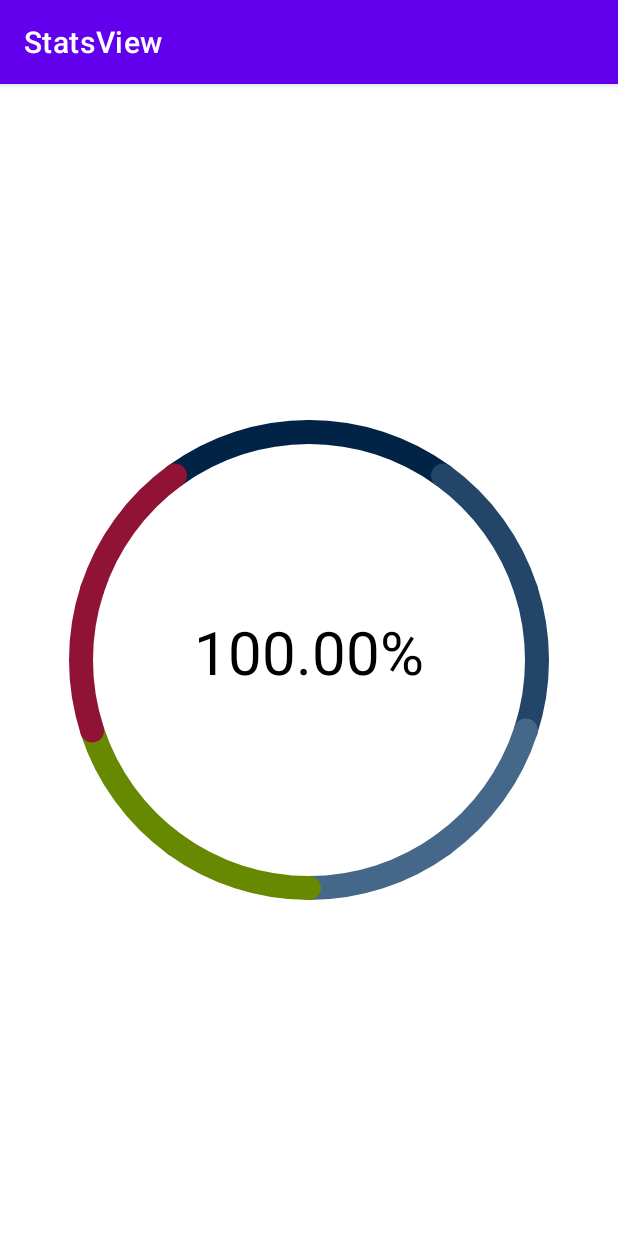
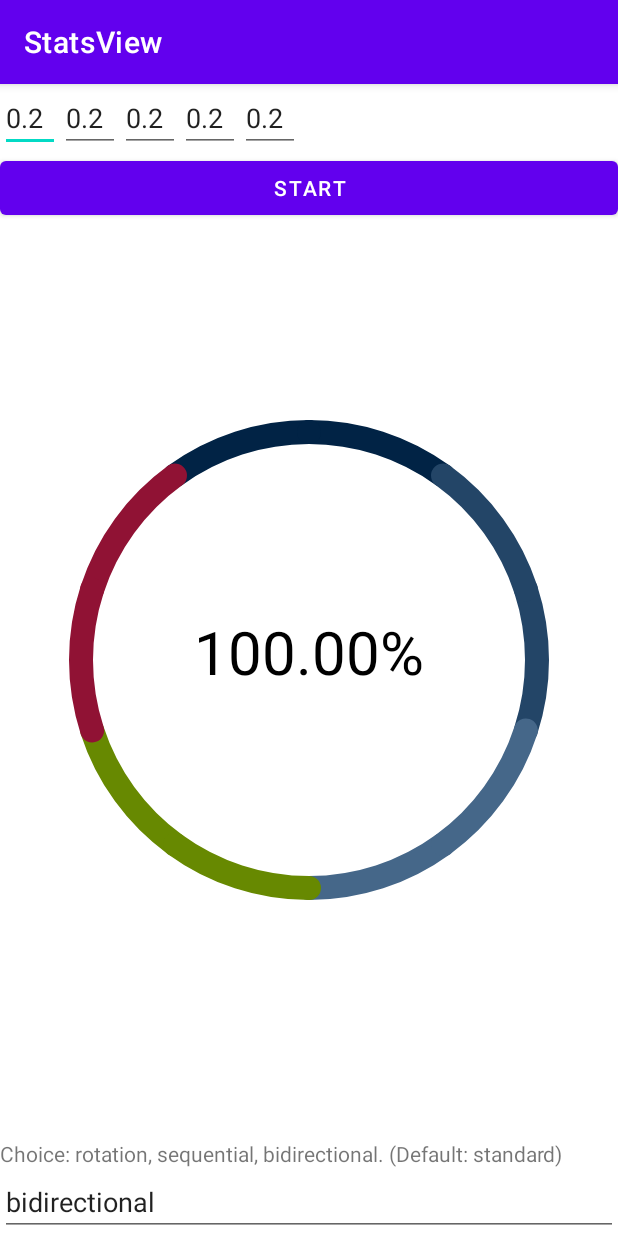
Before and after one commit to murik0586/CustomViewsFull, an Android app: the screen it shows after launch (MainActivity), on a phone screen of 412 x 824 dp. Run offline under Robolectric (Android 15) with nearby library versions, the phone set to English and light mode, and no system bars.

Commit message:
animation: task 4

```diff
--- a/app/src/main/res/layout/activity_main.xml
+++ b/app/src/main/res/layout/activity_main.xml
@@ -6,22 +6,103 @@
     android:layout_height="match_parent"
     tools:context=".MainActivity">
 
+    <EditText
+        android:id="@+id/param_1"
+        android:layout_width="40dp"
+        android:layout_height="wrap_content"
+        android:autofillHints="@string/default_values"
+        android:inputType="text"
+        android:text="@string/default_values"
+        app:layout_constraintStart_toStartOf="parent"
+        app:layout_constraintTop_toTopOf="parent"
+        tools:ignore="LabelFor" />
+
+    <EditText
+        android:id="@+id/param_2"
+        android:layout_width="40dp"
+        android:layout_height="wrap_content"
+        android:autofillHints="@string/default_values"
+        android:inputType="text"
+        android:text="@string/default_values"
+        app:layout_constraintStart_toEndOf="@+id/param_1"
+        app:layout_constraintTop_toTopOf="parent"
+        tools:ignore="LabelFor" />
+
+    <EditText
+        android:id="@+id/param_3"
+        android:layout_width="40dp"
+        android:layout_height="wrap_content"
+        android:autofillHints="@string/default_values"
+        android:inputType="text"
+        android:text="@string/default_values"
+        app:layout_constraintStart_toEndOf="@+id/param_2"
+        app:layout_constraintTop_toTopOf="parent"
+        tools:ignore="LabelFor" />
+
+    <EditText
+        android:id="@+id/param_4"
+        android:layout_width="40dp"
+        android:layout_height="wrap_content"
+        android:autofillHints="@string/default_values"
+        android:inputType="text"
+        android:text="@string/default_values"
+        app:layout_constraintStart_toEndOf="@+id/param_3"
+        app:layout_constraintTop_toTopOf="parent"
+        tools:ignore="LabelFor" />
+
+    <EditText
+        android:id="@+id/param_5"
+        android:layout_width="40dp"
+        android:layout_height="wrap_content"
+        android:autofillHints="@string/default_values"
+        android:inputType="text"
+        android:text="@string/default_values"
+        app:layout_constraintStart_toEndOf="@+id/param_4"
+        app:layout_constraintTop_toTopOf="parent"
+        tools:ignore="LabelFor" />
+
+    <Button
+        android:id="@+id/starter"
+        android:layout_width="match_parent"
+        android:layout_height="wrap_content"
+        android:text="@string/start"
+        app:layout_constraintStart_toStartOf="parent"
+        app:layout_constraintTop_toBottomOf="@id/param_1" />
+
+
     <ru.netology.statsview.ui.StatsView
         android:id="@+id/stats_view"
         android:layout_width="320dp"
         android:layout_height="320dp"
-        app:textSize="20sp"
-        app:lineWidth="16dp"
         app:color1="#012345"
         app:color2="#234567"
         app:color3="#456789"
         app:color4="#678901"
         app:color5="#901234"
-        app:fillingType="rotation"
         app:duration="2500"
         app:layout_constraintBottom_toBottomOf="parent"
         app:layout_constraintEnd_toEndOf="parent"
         app:layout_constraintStart_toStartOf="parent"
-        app:layout_constraintTop_toTopOf="parent" />
+        app:layout_constraintTop_toTopOf="parent"
+        app:lineWidth="16dp"
+        app:textSize="20sp" />
+
+    <TextView
+        android:layout_width="match_parent"
+        android:layout_height="wrap_content"
+        android:text="@string/hint_of_type_animation"
+        app:layout_constraintBottom_toTopOf="@id/filling_type"
+        app:layout_constraintStart_toStartOf="parent" />
+
+    <EditText
+        android:id="@+id/filling_type"
+        android:layout_width="match_parent"
+        android:layout_height="wrap_content"
+        android:autofillHints="@string/default_animation"
+        android:inputType="text"
+        android:text="@string/default_animation"
+        app:layout_constraintBottom_toBottomOf="parent"
+        app:layout_constraintStart_toStartOf="parent"
+        tools:ignore="LabelFor" />
 
 </androidx.constraintlayout.widget.ConstraintLayout>
--- a/app/src/main/res/values/strings.xml
+++ b/app/src/main/res/values/strings.xml
@@ -1,3 +1,7 @@
 <resources>
     <string name="app_name">StatsView</string>
+    <string name="start">START</string>
+    <string name="default_values">0.2</string>
+    <string name="default_animation">bidirectional</string>
+    <string name="hint_of_type_animation">Choice: rotation, sequential, bidirectional. (Default: standard)</string>
 </resources>
```
Also changed, not shown: 1 other file.
